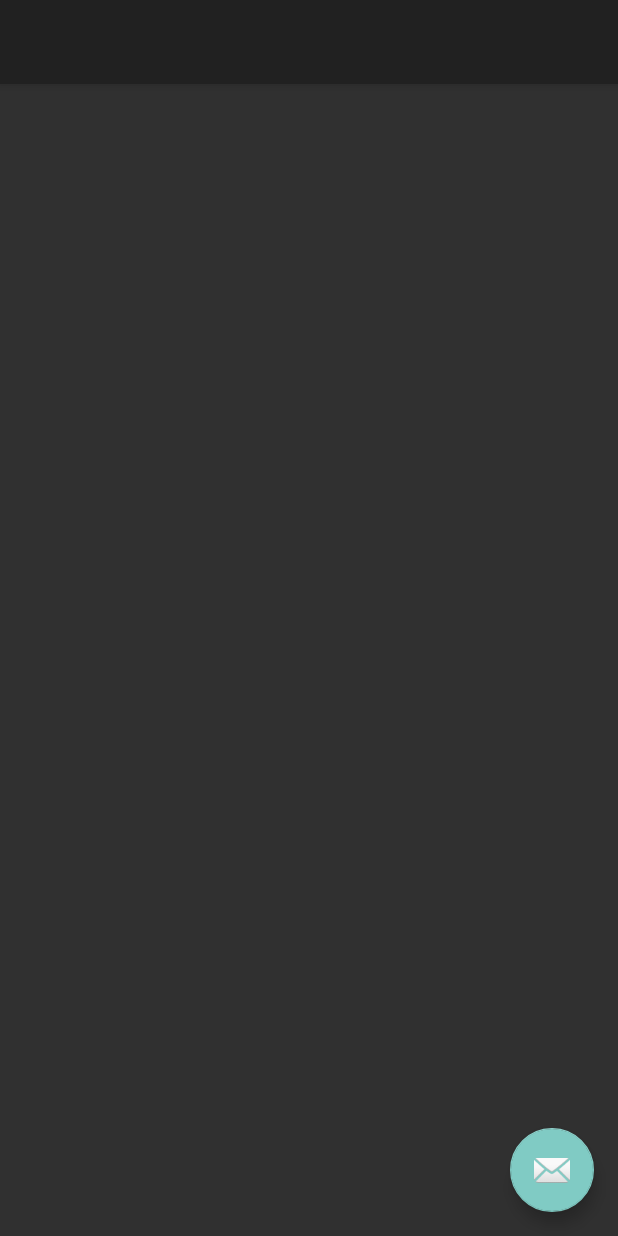
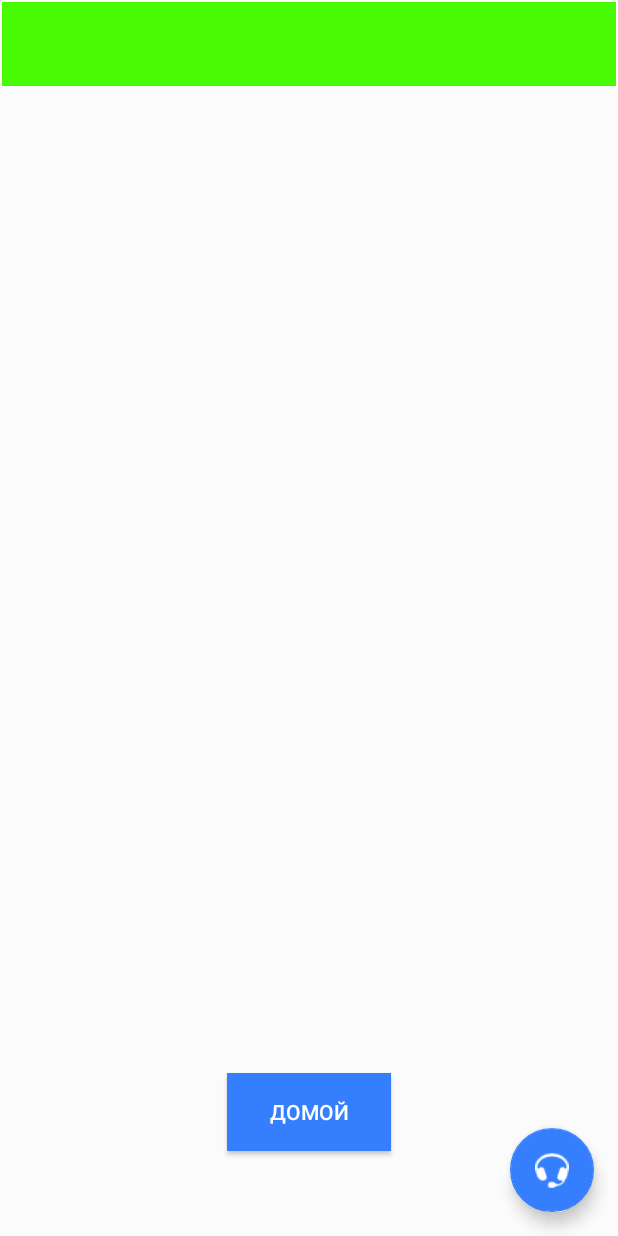
Before and after one commit to LopatinS/sakhaway, an Android app: the layout activity_second.xml on its own in the app's theme, with its tools: preview values and no code run, on a phone screen of 412 x 824 dp. Run offline under Robolectric (Android 15) with nearby library versions, the phone set to English and light mode, and no system bars.

Commit message:
simple_update

```diff
--- a/app/src/main/AndroidManifest.xml
+++ b/app/src/main/AndroidManifest.xml
@@ -3,6 +3,7 @@
     package="com.d6.sakhaway">
 
     <uses-permission android:name="android.permission.ACCESS_FINE_LOCATION" />
+
     <application
         android:allowBackup="true"
         android:icon="@drawable/logotip_sakhaway"
@@ -10,15 +11,20 @@
         android:roundIcon="@drawable/logotip_sakhaway"
         android:supportsRtl="true"
         android:theme="@style/Theme.AppCompat.NoActionBar">
+
+        <meta-data
+            android:name="com.google.android.geo.API_KEY"
+            android:value="@string/google_maps_key" />
+
         <activity
             android:name=".SecondActivity"
             android:label="@string/title_activity_maps"
             android:theme="@style/NoActionBar">
-                <intent-filter>
-                    <action android:name="android.intent.action.QUICK_VIEW" />
+            <intent-filter>
+                <action android:name="android.intent.action.QUICK_VIEW"/>
 
-                    <category android:name="android.intent.category.APP_MAPS" />
-                </intent-filter>
+                <category android:name="android.intent.category.APP_MAPS"/>
+            </intent-filter>
         </activity>
         <activity android:name=".MainActivity">
             <intent-filter>
@@ -29,9 +35,4 @@
         </activity>
     </application>
 
-
-    <meta-data
-    android:name="com.google.android.geo.API_KEY"
-    android:value="AIzaSyCGZJ1cHkuuIX4evgMvY3kdajqW1n7whPw" />
-
 </manifest>
--- a/app/src/main/java/com/d6/sakhaway/FirstFragment.java
+++ b/app/src/main/java/com/d6/sakhaway/FirstFragment.java
@@ -4,7 +4,6 @@ import android.os.Bundle;
 import android.view.LayoutInflater;
 import android.view.View;
 import android.view.ViewGroup;
-
 import androidx.annotation.NonNull;
 import androidx.fragment.app.Fragment;
 import androidx.navigation.fragment.NavHostFragment;
--- a/app/src/main/java/com/d6/sakhaway/SecondActivity.java
+++ b/app/src/main/java/com/d6/sakhaway/SecondActivity.java
@@ -19,7 +19,7 @@ public class SecondActivity extends AppCompatActivity {
         Toolbar toolbar = findViewById(R.id.toolbar);
         setSupportActionBar(toolbar);
 
-        FloatingActionButton fab = findViewById(R.id.fab);
+        FloatingActionButton fab = findViewById(R.id.obratnaya_svyaz);
         fab.setOnClickListener(new View.OnClickListener() {
             @Override
             public void onClick(View view) {
--- a/app/src/main/java/com/d6/sakhaway/SecondFragment.java
+++ b/app/src/main/java/com/d6/sakhaway/SecondFragment.java
@@ -17,13 +17,13 @@ public class SecondFragment extends Fragment {
             Bundle savedInstanceState
     ) {
         // Inflate the layout for this fragment
-        return inflater.inflate(R.layout.map, container, false);
+        return inflater.inflate(R.layout.activity_second, container, false);
     }
 
     public void onViewCreated(@NonNull View view, Bundle savedInstanceState) {
         super.onViewCreated(view, savedInstanceState);
 
-        view.findViewById(R.id.home_button).setOnClickListener(new View.OnClickListener() {
+        view.findViewById(R.id.button_home).setOnClickListener(new View.OnClickListener() {
             @Override
             public void onClick(View view) {
                 NavHostFragment.findNavController(SecondFragment.this)
--- a/app/src/main/res/layout/activity_main.xml
+++ b/app/src/main/res/layout/activity_main.xml
@@ -10,6 +10,7 @@
         android:id="@+id/imageView"
         android:layout_width="411dp"
         android:layout_height="731dp"
+        android:background="#FFFDFD"
         android:contentDescription="@string/app_name"
         app:layout_constraintBottom_toBottomOf="parent"
         app:layout_constraintEnd_toEndOf="parent"
--- a/app/src/main/res/layout/activity_second.xml
+++ b/app/src/main/res/layout/activity_second.xml
@@ -4,30 +4,55 @@
     xmlns:tools="http://schemas.android.com/tools"
     android:layout_width="match_parent"
     android:layout_height="match_parent"
-    tools:context=".Second">
+    android:background="#FBFBFB"
+    android:scrollbarTrackVertical="@drawable/home"
+    tools:context=".SecondActivity">
 
-    <com.google.android.material.appbar.AppBarLayout
-        android:layout_width="match_parent"
-        android:layout_height="wrap_content"
-        android:theme="@style/AppBarOverlay">
-
-        <androidx.appcompat.widget.Toolbar
-            android:id="@+id/toolbar"
-            android:layout_width="match_parent"
-            android:layout_height="?attr/actionBarSize"
-            android:background="?attr/colorPrimary"
-            app:popupTheme="@style/PopupOverlay" />
-
-    </com.google.android.material.appbar.AppBarLayout>
-
-    <include layout="@layout/content_second" />
+    <include
+        android:id="@+id/include"
+        layout="@layout/content_second" />
 
     <com.google.android.material.floatingactionbutton.FloatingActionButton
-        android:id="@+id/fab"
+        android:id="@+id/obratnaya_svyaz"
         android:layout_width="wrap_content"
         android:layout_height="wrap_content"
         android:layout_gravity="bottom|end"
         android:layout_margin="@dimen/fab_margin"
-        app:srcCompat="@android:drawable/ic_dialog_email" />
+        app:backgroundTint="#357FFF"
+        app:srcCompat="@android:drawable/stat_sys_headset" />
+
+    <androidx.constraintlayout.widget.ConstraintLayout
+        android:layout_width="match_parent"
+        android:layout_height="match_parent"
+        app:layout_anchor="@+id/include"
+        app:layout_anchorGravity="center">
+
+        <Button
+            android:id="@+id/button_home"
+            android:layout_width="109dp"
+            android:layout_height="52dp"
+            android:background="#357FFF"
+            android:contentDescription="@string/second_fragment_label"
+            android:text="@string/home"
+            app:layout_constraintBottom_toBottomOf="parent"
+            app:layout_constraintEnd_toEndOf="parent"
+            app:layout_constraintStart_toStartOf="parent"
+            app:layout_constraintTop_toTopOf="parent"
+            app:layout_constraintVertical_bias="0.927" />
+
+        <androidx.appcompat.widget.Toolbar
+            android:id="@+id/toolbar"
+            android:layout_width="409dp"
+            android:layout_height="wrap_content"
+            android:background="#48FB04"
+            android:minHeight="?attr/actionBarSize"
+            android:theme="?attr/actionBarTheme"
+            app:layout_constraintBottom_toBottomOf="parent"
+            app:layout_constraintEnd_toEndOf="parent"
+            app:layout_constraintStart_toStartOf="parent"
+            app:layout_constraintTop_toTopOf="parent"
+            app:layout_constraintVertical_bias="0.002" />
+
+    </androidx.constraintlayout.widget.ConstraintLayout>
 
 </androidx.coordinatorlayout.widget.CoordinatorLayout>
--- a/app/src/main/res/layout/second_face_chooser.xml
+++ b/app/src/main/res/layout/second_face_chooser.xml
@@ -5,7 +5,7 @@
     android:layout_width="match_parent"
     android:layout_height="match_parent"
     android:background="#FFFFFF"
-    tools:context=".FirstFragment" >
+    tools:context=".FirstFragment">
 
     <Button
         android:id="@+id/button_first"
@@ -48,8 +48,8 @@
 
     <ImageView
         android:id="@+id/logo_app"
-        android:layout_width="444dp"
-        android:layout_height="495dp"
+        android:layout_width="412dp"
+        android:layout_height="485dp"
         android:contentDescription="@string/app_name"
         android:src="@drawable/logotip_sakhaway"
         app:layout_constraintBottom_toBottomOf="parent"
--- a/app/src/main/res/navigation/nav_graph.xml
+++ b/app/src/main/res/navigation/nav_graph.xml
@@ -3,7 +3,8 @@
     xmlns:app="http://schemas.android.com/apk/res-auto"
     xmlns:tools="http://schemas.android.com/tools"
     android:id="@+id/nav_graph"
-    app:startDestination="@id/FirstFragment">
+    app:startDestination="@id/FirstFragment"
+    tools:ignore="UnusedNavigation">
 
     <fragment
         android:id="@+id/FirstFragment"
@@ -19,7 +20,7 @@
         android:id="@+id/SecondFragment"
         android:name="com.d6.sakhaway.SecondFragment"
         android:label="@string/second_fragment_label"
-        tools:layout="@layout/map">
+        tools:layout="@layout/activity_second">
 
         <action
             android:id="@+id/action_SecondFragment_to_FirstFragment"
--- a/app/src/main/res/values/strings.xml
+++ b/app/src/main/res/values/strings.xml
@@ -10,8 +10,9 @@
     <string name="logo_d6">^^</string>
     <string name="under_map_text">Карта</string>
 
-    <string name="second_fragment_label"/>
-    <string name="first_fragment_label"/>
+    <string name="second_fragment_label" />
+    <string name="first_fragment_label" />
 
-    <string name="title_activity_maps"/>
+    <string name="title_activity_maps" />
+    <string name="google_maps_key">AIzaSyAMgfqtET2uy0CxwNdnhgvLsuj-PHZQWB0</string>
 </resources>
```
Also changed, not shown: 1 other file.
